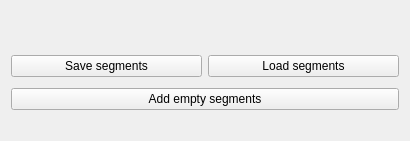
szymswiat/Slicer3D-Extension-MultiLabel2D, file CxrAISlicer/SegmentEditorMultiLabel2D/Resources/UI/SegmentEditorMultiLabel2D.ui: the form before one commit.
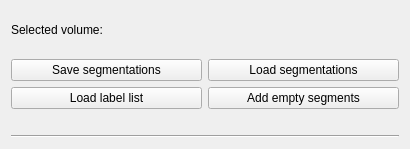
The form after the commit. Custom widgets are drawn as their Qt base class.

Commit message:
Change mask saving policy
- Only filled masks are stored in .seg files

```diff
--- a/CxrAISlicer/SegmentEditorMultiLabel2D/Resources/UI/SegmentEditorMultiLabel2D.ui
+++ b/CxrAISlicer/SegmentEditorMultiLabel2D/Resources/UI/SegmentEditorMultiLabel2D.ui
@@ -7,12 +7,19 @@
     <x>0</x>
     <y>0</y>
     <width>410</width>
-    <height>141</height>
+    <height>149</height>
    </rect>
   </property>
   <layout class="QVBoxLayout" name="verticalLayout">
    <item>
-    <layout class="QHBoxLayout" name="horizontalLayout">
+    <layout class="QHBoxLayout" name="horizontalLayout_3">
+     <item>
+      <widget class="QLabel" name="label">
+       <property name="text">
+        <string>Selected volume:</string>
+       </property>
+      </widget>
+     </item>
      <item>
       <widget class="qMRMLNodeComboBox" name="volumeSelector">
        <property name="enabled">
@@ -43,34 +50,27 @@
      <item>
       <widget class="QPushButton" name="saveSegmentsButton">
        <property name="text">
-        <string>Save segments</string>
+        <string>Save segmentations</string>
        </property>
       </widget>
      </item>
      <item>
       <widget class="QPushButton" name="loadSegmentsButton">
        <property name="text">
-        <string>Load segments</string>
+        <string>Load segmentations</string>
        </property>
       </widget>
      </item>
     </layout>
    </item>
    <item>
-    <spacer name="verticalSpacer_3">
-     <property name="orientation">
-      <enum>Qt::Vertical</enum>
-     </property>
-     <property name="sizeType">
-      <enum>QSizePolicy::Fixed</enum>
-     </property>
-     <property name="sizeHint" stdset="0">
-      <size>
-       <width>20</width>
-       <height>5</height>
-      </size>
-     </property>
-    </spacer>
+    <layout class="QHBoxLayout" name="horizontalLayout">
+     <item>
+      <widget class="QPushButton" name="loadLabelListButton">
+       <property name="text">
+        <string>Load label list</string>
+       </property>
+      </widget>
    </item>
    <item>
     <widget class="QPushButton" name="initializeSegmentsButton">
@@ -79,6 +79,8 @@
      </property>
     </widget>
    </item>
+    </layout>
+   </item>
    <item>
     <spacer name="verticalSpacer">
      <property name="orientation">
@@ -95,6 +97,16 @@
      </property>
     </spacer>
    </item>
+   <item>
+    <widget class="Line" name="line">
+     <property name="lineWidth">
+      <number>1</number>
+     </property>
+     <property name="orientation">
+      <enum>Qt::Horizontal</enum>
+     </property>
+    </widget>
+   </item>
   </layout>
  </widget>
  <customwidgets>
```
Lines whose indentation alone changed are shown as unchanged. The commit also changes 3 other files.
